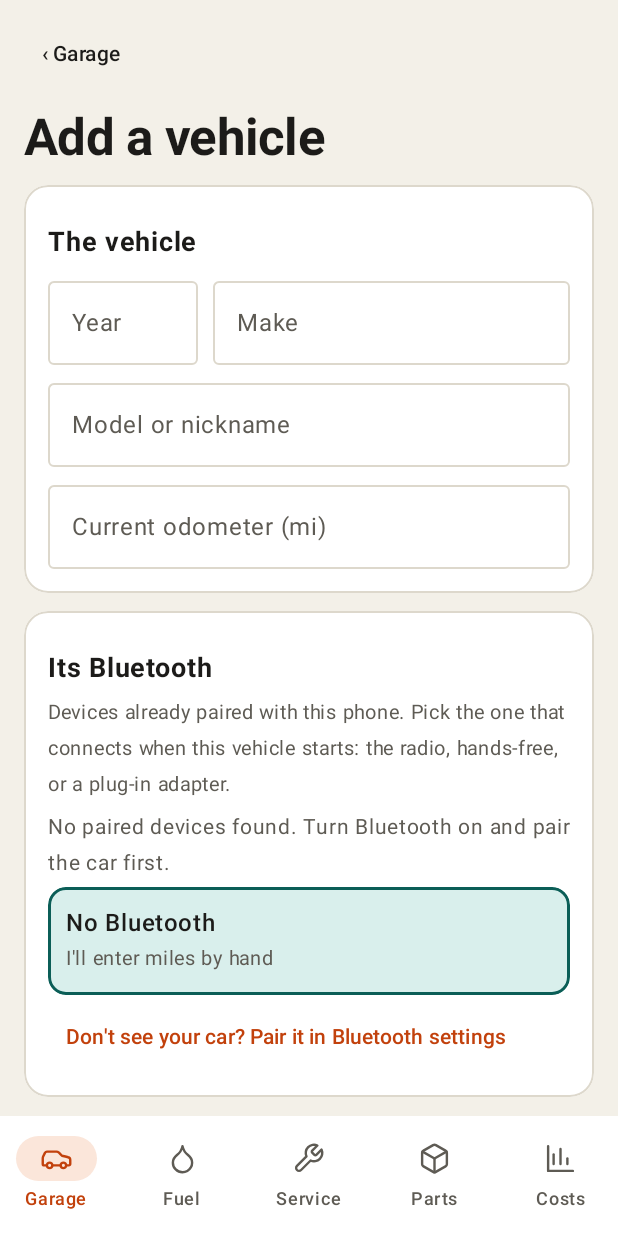
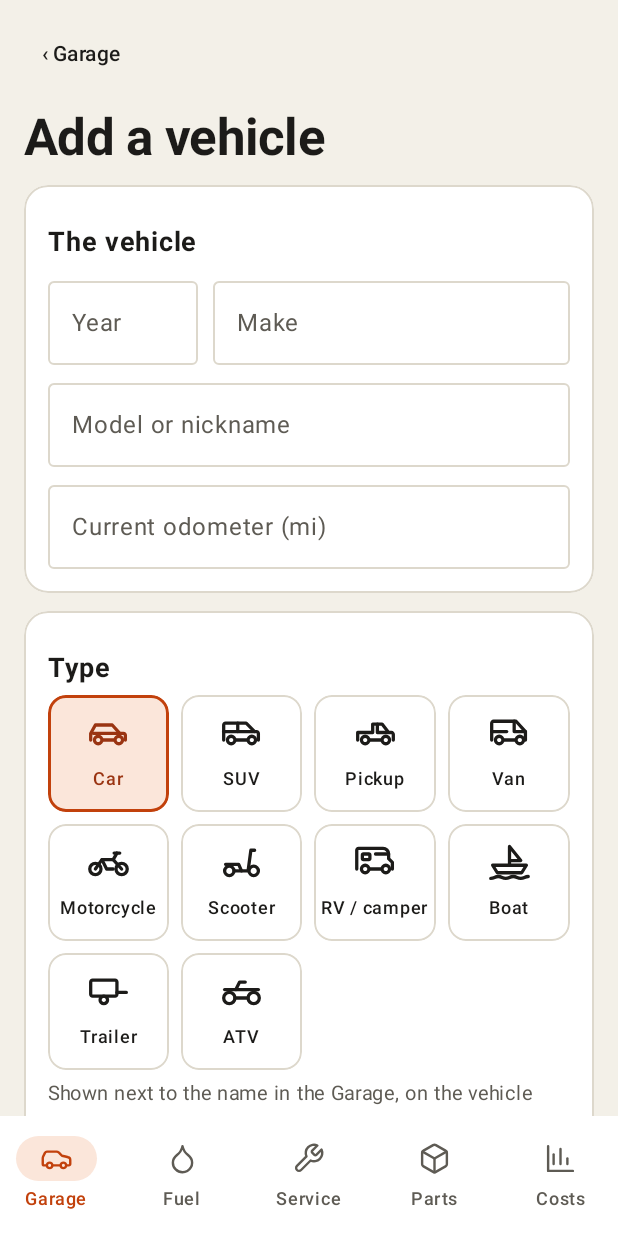
Before and after one commit to motomech/garage-log, an Android app built with Jetpack Compose: the screen it shows after launch (MainActivity), after a tap on "Add a vehicle", on a phone screen of 412 x 824 dp. Run offline under Robolectric (Android 15) with nearby library versions, the phone set to English and light mode, and no system bars; 1 statement that could not run was skipped.

Commit message:
Vehicle type icons: pick Car, SUV, Pickup, Van, Motorcycle, Scooter, RV, Boat, Trailer or ATV
The icon shows next to the name on Garage cards, the vehicle screen and the
vehicle pickers on entry forms. Existing vehicles default to Car.

Co-Authored-By: Claude Opus 5.5 (1M context) <noreply@anthropic.com>
Claude-Session: https://claude.ai/code/session_01SANZoMMZg2vBsmkh5JpVk5

```diff
--- a/app/src/main/java/com/motomech/garagelog/data/Model.kt
+++ b/app/src/main/java/com/motomech/garagelog/data/Model.kt
@@ -14,6 +14,7 @@ data class Vehicle(
     val odo: Double = 0.0,
     val btAddress: String? = null,
     val btName: String? = null,
+    val type: String = "car", // a VType key, picks the icon shown next to the name
     // Details. All optional; blank means not filled in.
     val plate: String = "",
     val plateState: String = "",
--- a/app/src/main/java/com/motomech/garagelog/data/Repo.kt
+++ b/app/src/main/java/com/motomech/garagelog/data/Repo.kt
@@ -72,8 +72,8 @@ fun AppData.setOdoAtLeast(vid: Long, odo: Double): AppData {
     return if (odo > liveOdo(v)) replaceVehicle(v.copy(odo = odo - (liveOdo(v) - v.odo))) else this
 }
 
-fun AppData.addVehicle(year: String, make: String, model: String, odo: Double, addr: String?, name: String?) =
-    withNewId { id -> copy(vehicles = vehicles + Vehicle(id, year, make, model, odo, addr, name), lastActive = lastActive ?: id) }
+fun AppData.addVehicle(year: String, make: String, model: String, odo: Double, addr: String?, name: String?, type: String) =
+    withNewId { id -> copy(vehicles = vehicles + Vehicle(id, year, make, model, odo, addr, name, type), lastActive = lastActive ?: id) }
 
 fun AppData.deleteVehicle(vid: Long) = copy(
     vehicles = vehicles.filter { it.id != vid },
--- a/app/src/main/java/com/motomech/garagelog/ui/Common.kt
+++ b/app/src/main/java/com/motomech/garagelog/ui/Common.kt
@@ -45,7 +45,9 @@ import androidx.compose.ui.text.style.TextOverflow
 import androidx.compose.ui.unit.Dp
 import androidx.compose.ui.unit.dp
 import androidx.compose.ui.unit.sp
+import com.motomech.garagelog.R
 import com.motomech.garagelog.data.AppData
+import com.motomech.garagelog.data.Vehicle
 import com.motomech.garagelog.data.Level
 import com.motomech.garagelog.data.activeId
 import com.motomech.garagelog.data.isConnected
@@ -53,6 +55,33 @@ import com.motomech.garagelog.data.mi1
 import com.motomech.garagelog.data.vehicle
 
 val Big = TextStyle(fontWeight = FontWeight.Bold, letterSpacing = (-0.5).sp)
+
+/** Vehicle types the user can pick; the key is what's stored in Vehicle.type. */
+enum class VType(val key: String, val label: String, @DrawableRes val icon: Int) {
+    CAR("car", "Car", R.drawable.ic_vt_car),
+    SUV("suv", "SUV", R.drawable.ic_vt_suv),
+    PICKUP("pickup", "Pickup", R.drawable.ic_vt_pickup),
+    VAN("van", "Van", R.drawable.ic_vt_van),
+    MOTO("moto", "Motorcycle", R.drawable.ic_vt_moto),
+    SCOOTER("scooter", "Scooter", R.drawable.ic_vt_scooter),
+    RV("rv", "RV / camper", R.drawable.ic_vt_rv),
+    BOAT("boat", "Boat", R.drawable.ic_vt_boat),
+    TRAILER("trailer", "Trailer", R.drawable.ic_vt_trailer),
+    ATV("atv", "ATV", R.drawable.ic_vt_atv);
+
+    companion object {
+        fun of(key: String) = entries.firstOrNull { it.key == key } ?: CAR
+    }
+}
+
+val Vehicle.vtype: VType get() = VType.of(type)
+
+/** The vehicle's type icon on a rounded chip-colored tile, shown left of its name. */
+@Composable
+fun VehicleIcon(v: Vehicle, size: Dp = 48.dp) =
+    Box(Modifier.size(size).clip(RoundedCornerShape(size / 4)).background(G.chip), contentAlignment = Alignment.Center) {
+        GIcon(v.vtype.icon, size * 0.62f, G.ink)
+    }
 
 @Composable
 fun GIcon(@DrawableRes id: Int, size: Dp = 22.dp, tint: Color = Color.Unspecified) =
@@ -196,7 +225,9 @@ fun VehicleChip(d: AppData, vid: Long?, allowAll: Boolean = false, onPick: (Long
             Modifier.clip(RoundedCornerShape(50)).background(G.chip).clickable { open = true }
                 .padding(horizontal = 14.dp, vertical = 8.dp),
             verticalAlignment = Alignment.CenterVertically,
+            horizontalArrangement = Arrangement.spacedBy(8.dp),
         ) {
+            d.vehicle(vid)?.let { GIcon(it.vtype.icon, 22.dp, G.ink) }
             Column {
                 Text(if (vid == null) "All vehicles" else d.vehicle(vid)?.label ?: "", fontWeight = FontWeight.SemiBold,
                     color = G.ink, maxLines = 1, overflow = TextOverflow.Ellipsis, modifier = Modifier.widthIn(max = 140.dp))
@@ -208,7 +239,8 @@ fun VehicleChip(d: AppData, vid: Long?, allowAll: Boolean = false, onPick: (Long
             if (allowAll) DropdownMenuItem(text = { Text("All vehicles") }, onClick = { open = false; onPick(null) })
             d.vehicles.forEach { v ->
                 val tag = if (v.id == active) (if (d.isConnected(v.id)) " (connected)" else " (active)") else ""
-                DropdownMenuItem(text = { Text(v.label + tag) }, onClick = { open = false; onPick(v.id) })
+                DropdownMenuItem(text = { Text(v.label + tag) }, onClick = { open = false; onPick(v.id) },
+                    leadingIcon = { GIcon(v.vtype.icon, 22.dp, G.ink) })
             }
         }
     }
--- a/app/src/main/java/com/motomech/garagelog/ui/Pages.kt
+++ b/app/src/main/java/com/motomech/garagelog/ui/Pages.kt
@@ -14,6 +14,7 @@ import androidx.compose.foundation.clickable
 import androidx.compose.foundation.layout.Arrangement
 import androidx.compose.foundation.layout.Column
 import androidx.compose.foundation.layout.Row
+import androidx.compose.foundation.layout.Spacer
 import androidx.compose.foundation.layout.fillMaxWidth
 import androidx.compose.foundation.layout.padding
 import androidx.compose.foundation.layout.width
@@ -35,6 +36,7 @@ import androidx.compose.ui.Modifier
 import androidx.compose.ui.draw.clip
 import androidx.compose.ui.platform.LocalContext
 import androidx.compose.ui.text.font.FontWeight
+import androidx.compose.ui.text.style.TextOverflow
 import androidx.compose.ui.unit.dp
 import androidx.compose.ui.unit.sp
 import com.motomech.garagelog.R
@@ -102,6 +104,7 @@ fun LinkScreen(d: AppData, vid: Long?) {
     var make by remember { mutableStateOf(existing?.make ?: "") }
     var model by remember { mutableStateOf(existing?.model ?: "") }
     var odo by remember { mutableStateOf("") }
+    var type by remember { mutableStateOf(existing?.type ?: VType.CAR.key) }
     var sel by remember { mutableStateOf(existing?.btAddress) }
     var selName by remember { mutableStateOf(existing?.btName) }
     var askDelete by remember { mutableStateOf(false) }
@@ -121,6 +124,11 @@ fun LinkScreen(d: AppData, vid: Long?) {
         }
         TextField("Model or nickname", model, { model = it }, Modifier.fillMaxWidth(), "Silverado")
         if (existing == null) NumField("Current odometer (mi)", odo, { odo = it }, Modifier.fillMaxWidth(), decimal = false)
+    }
+    GCard {
+        H2("Type")
+        TypePicker(type) { type = it }
+        Hint("Shown next to the name in the Garage, on the vehicle screen, and in the vehicle picker on entry forms.")
     }
     GCard {
         H2("Its Bluetooth")
@@ -152,11 +160,11 @@ fun LinkScreen(d: AppData, vid: Long?) {
             if (existing == null) {
                 val o = odo.toNum()
                 if (o == null) { nav.toast("Enter the current odometer."); return@Button }
-                Repo.update { it.addVehicle(year.trim(), make.trim(), model.trim(), o, sel, selName) }
+                Repo.update { it.addVehicle(year.trim(), make.trim(), model.trim(), o, sel, selName, type) }
                 nav.toast("Vehicle added")
                 nav.open(null)
             } else {
-                Repo.update { it.replaceVehicle(existing.copy(year = year.trim(), make = make.trim(), model = model.trim(), btAddress = sel, btName = selName)) }
+                Repo.update { it.replaceVehicle(existing.copy(year = year.trim(), make = make.trim(), model = model.trim(), type = type, btAddress = sel, btName = selName)) }
                 nav.toast("Saved")
                 nav.open(Page.VehicleP(existing.id))
             }
@@ -187,6 +195,33 @@ private fun DevOption(title: String, sub: String, selected: Boolean, enabled: Bo
             Column {
                 Text(title, fontWeight = FontWeight.SemiBold, color = if (enabled) G.ink else G.muted)
                 Text(sub, fontSize = 13.sp, color = G.muted)
+            }
+        }
+    }
+}
+
+/** Grid of vehicle types, four to a row; the picked one is outlined in the accent color. */
+@Composable
+private fun TypePicker(picked: String, onPick: (String) -> Unit) {
+    Column(verticalArrangement = Arrangement.spacedBy(8.dp)) {
+        VType.entries.chunked(4).forEach { row ->
+            Row(horizontalArrangement = Arrangement.spacedBy(8.dp)) {
+                row.forEach { t ->
+                    val on = t.key == picked
+                    Surface(
+                        shape = RoundedCornerShape(12.dp), color = if (on) G.warnBg else G.card,
+                        border = BorderStroke(if (on) 2.dp else 1.dp, if (on) G.accent else G.line),
+                        modifier = Modifier.weight(1f).clip(RoundedCornerShape(12.dp)).clickable { onPick(t.key) },
+                    ) {
+                        Column(Modifier.padding(vertical = 10.dp, horizontal = 2.dp), horizontalAlignment = Alignment.CenterHorizontally,
+                            verticalArrangement = Arrangement.spacedBy(4.dp)) {
+                            GIcon(t.icon, 30.dp, if (on) G.warn else G.ink)
+                            Text(t.label, fontSize = 12.sp, fontWeight = FontWeight.SemiBold, color = if (on) G.warn else G.ink,
+                                maxLines = 1, overflow = TextOverflow.Ellipsis)
+                        }
+                    }
+                }
+                repeat(4 - row.size) { Spacer(Modifier.weight(1f)) }
             }
         }
     }
--- a/app/src/main/java/com/motomech/garagelog/ui/Screens.kt
+++ b/app/src/main/java/com/motomech/garagelog/ui/Screens.kt
@@ -145,7 +145,8 @@ private fun VehicleCard(d: AppData, v: Vehicle, isActive: Boolean) {
         else -> "Last updated ${fdate(last.date)}"
     }
     GCard(border = if (isActive) G.ok else G.line, onClick = { nav.open(Page.VehicleP(v.id)) }) {
-        Row(verticalAlignment = Alignment.Top) {
+        Row(verticalAlignment = Alignment.CenterVertically, horizontalArrangement = Arrangement.spacedBy(12.dp)) {
+            VehicleIcon(v)
             Column(Modifier.weight(1f)) {
                 if (v.subtitle.isNotBlank()) Sub(v.subtitle)
                 Text(v.label, fontSize = 22.sp, fontWeight = FontWeight.Bold, color = G.ink)
@@ -186,7 +187,8 @@ fun VehicleScreen(d: AppData, vid: Long) {
     var remToDelete by remember { mutableStateOf<Reminder?>(null) }
 
     TextButton(onClick = { nav.open(null) }) { Text("‹ Garage", color = G.ink) }
-    Row(verticalAlignment = Alignment.Bottom) {
+    Row(verticalAlignment = Alignment.CenterVertically, horizontalArrangement = Arrangement.spacedBy(12.dp)) {
+        VehicleIcon(v, 56.dp)
         Column(Modifier.weight(1f)) {
             if (v.subtitle.isNotBlank()) Sub(v.subtitle)
             Text(v.label, style = Big.copy(fontSize = 36.sp), color = G.ink)
--- a/app/src/main/java/com/motomech/garagelog/ui/Sheets.kt
+++ b/app/src/main/java/com/motomech/garagelog/ui/Sheets.kt
@@ -132,12 +132,14 @@ private fun VehicleField(d: AppData, vid: Long, editing: Boolean, onPick: (Long)
         OutlinedTextField(
             value = d.vehicle(vid)?.label ?: "", onValueChange = {}, readOnly = true, label = { Text("Vehicle") },
             modifier = Modifier.fillMaxWidth(), trailingIcon = { Text("▾  ") },
+            leadingIcon = d.vehicle(vid)?.let { v -> { GIcon(v.vtype.icon, 22.dp, G.ink) } },
             interactionSource = clickSource { open = true },
         )
         DropdownMenu(expanded = open, onDismissRequest = { open = false }) {
             d.vehicles.forEach { v ->
                 val tag = if (v.id == active) (if (d.isConnected(v.id)) " (connected)" else " (active)") else ""
-                DropdownMenuItem(text = { Text(v.label + tag) }, onClick = { onPick(v.id); open = false })
+                DropdownMenuItem(text = { Text(v.label + tag) }, onClick = { onPick(v.id); open = false },
+                    leadingIcon = { GIcon(v.vtype.icon, 22.dp, G.ink) })
             }
         }
     }
--- /dev/null
+++ b/app/src/main/res/drawable/ic_vt_atv.xml
@@ -0,0 +1,8 @@
+<vector xmlns:android="http://schemas.android.com/apk/res/android"
+    android:width="24dp" android:height="24dp" android:viewportWidth="24" android:viewportHeight="24">
+    <path android:pathData="M2.5,16a3,3 0 1,0 6,0a3,3 0 1,0 -6,0" android:strokeColor="#FF000000" android:strokeWidth="1.75" android:strokeLineCap="round" android:strokeLineJoin="round" android:fillColor="#00000000" />
+    <path android:pathData="M15.5,16a3,3 0 1,0 6,0a3,3 0 1,0 -6,0" android:strokeColor="#FF000000" android:strokeWidth="1.75" android:strokeLineCap="round" android:strokeLineJoin="round" android:fillColor="#00000000" />
+    <path android:pathData="M3 11.5h18" android:strokeColor="#FF000000" android:strokeWidth="1.75" android:strokeLineCap="round" android:strokeLineJoin="round" android:fillColor="#00000000" />
+    <path android:pathData="M9 11.5l2-4h3" android:strokeColor="#FF000000" android:strokeWidth="1.75" android:strokeLineCap="round" android:strokeLineJoin="round" android:fillColor="#00000000" />
+    <path android:pathData="M8.5 16h7" android:strokeColor="#FF000000" android:strokeWidth="1.75" android:strokeLineCap="round" android:strokeLineJoin="round" android:fillColor="#00000000" />
+</vector>
--- /dev/null
+++ b/app/src/main/res/drawable/ic_vt_boat.xml
@@ -0,0 +1,6 @@
+<vector xmlns:android="http://schemas.android.com/apk/res/android"
+    android:width="24dp" android:height="24dp" android:viewportWidth="24" android:viewportHeight="24">
+    <path android:pathData="M3 14h18l-2.5 4h-13z" android:strokeColor="#FF000000" android:strokeWidth="1.75" android:strokeLineCap="round" android:strokeLineJoin="round" android:fillColor="#00000000" />
+    <path android:pathData="M12 14V4l6 7.5h-6" android:strokeColor="#FF000000" android:strokeWidth="1.75" android:strokeLineCap="round" android:strokeLineJoin="round" android:fillColor="#00000000" />
+    <path android:pathData="M2 21c2 0 2-1 4-1s2 1 4 1 2-1 4-1 2 1 4 1 2-1 4-1" android:strokeColor="#FF000000" android:strokeWidth="1.75" android:strokeLineCap="round" android:strokeLineJoin="round" android:fillColor="#00000000" />
+</vector>
--- /dev/null
+++ b/app/src/main/res/drawable/ic_vt_car.xml
@@ -0,0 +1,8 @@
+<vector xmlns:android="http://schemas.android.com/apk/res/android"
+    android:width="24dp" android:height="24dp" android:viewportWidth="24" android:viewportHeight="24">
+    <path android:pathData="M2.5 16v-3.5L5 8h9l4 4.5h2a1 1 0 0 1 1 1V16" android:strokeColor="#FF000000" android:strokeWidth="1.75" android:strokeLineCap="round" android:strokeLineJoin="round" android:fillColor="#00000000" />
+    <path android:pathData="M9 16h6" android:strokeColor="#FF000000" android:strokeWidth="1.75" android:strokeLineCap="round" android:strokeLineJoin="round" android:fillColor="#00000000" />
+    <path android:pathData="M4 12.5h14" android:strokeColor="#FF000000" android:strokeWidth="1.75" android:strokeLineCap="round" android:strokeLineJoin="round" android:fillColor="#00000000" />
+    <path android:pathData="M4.5,16a2,2 0 1,0 4,0a2,2 0 1,0 -4,0" android:strokeColor="#FF000000" android:strokeWidth="1.75" android:strokeLineCap="round" android:strokeLineJoin="round" android:fillColor="#00000000" />
+    <path android:pathData="M15.5,16a2,2 0 1,0 4,0a2,2 0 1,0 -4,0" android:strokeColor="#FF000000" android:strokeWidth="1.75" android:strokeLineCap="round" android:strokeLineJoin="round" android:fillColor="#00000000" />
+</vector>
--- /dev/null
+++ b/app/src/main/res/drawable/ic_vt_moto.xml
@@ -0,0 +1,9 @@
+<vector xmlns:android="http://schemas.android.com/apk/res/android"
+    android:width="24dp" android:height="24dp" android:viewportWidth="24" android:viewportHeight="24">
+    <path android:pathData="M2,16a3,3 0 1,0 6,0a3,3 0 1,0 -6,0" android:strokeColor="#FF000000" android:strokeWidth="1.75" android:strokeLineCap="round" android:strokeLineJoin="round" android:fillColor="#00000000" />
+    <path android:pathData="M16,16a3,3 0 1,0 6,0a3,3 0 1,0 -6,0" android:strokeColor="#FF000000" android:strokeWidth="1.75" android:strokeLineCap="round" android:strokeLineJoin="round" android:fillColor="#00000000" />
+    <path android:pathData="M5 16l3.5-5h6l2-3.5" android:strokeColor="#FF000000" android:strokeWidth="1.75" android:strokeLineCap="round" android:strokeLineJoin="round" android:fillColor="#00000000" />
+    <path android:pathData="M15 7.5h3" android:strokeColor="#FF000000" android:strokeWidth="1.75" android:strokeLineCap="round" android:strokeLineJoin="round" android:fillColor="#00000000" />
+    <path android:pathData="M14.5 11l4.5 5" android:strokeColor="#FF000000" android:strokeWidth="1.75" android:strokeLineCap="round" android:strokeLineJoin="round" android:fillColor="#00000000" />
+    <path android:pathData="M8.5 11l2.5 5h3.5" android:strokeColor="#FF000000" android:strokeWidth="1.75" android:strokeLineCap="round" android:strokeLineJoin="round" android:fillColor="#00000000" />
+</vector>
--- /dev/null
+++ b/app/src/main/res/drawable/ic_vt_pickup.xml
@@ -0,0 +1,8 @@
+<vector xmlns:android="http://schemas.android.com/apk/res/android"
+    android:width="24dp" android:height="24dp" android:viewportWidth="24" android:viewportHeight="24">
+    <path android:pathData="M2.5 16v-4h8V7.5h5l3.5 4.5h1.5a1 1 0 0 1 1 1v3" android:strokeColor="#FF000000" android:strokeWidth="1.75" android:strokeLineCap="round" android:strokeLineJoin="round" android:fillColor="#00000000" />
+    <path android:pathData="M9 16h6" android:strokeColor="#FF000000" android:strokeWidth="1.75" android:strokeLineCap="round" android:strokeLineJoin="round" android:fillColor="#00000000" />
+    <path android:pathData="M13 7.5V12h5.5" android:strokeColor="#FF000000" android:strokeWidth="1.75" android:strokeLineCap="round" android:strokeLineJoin="round" android:fillColor="#00000000" />
+    <path android:pathData="M4.5,16a2,2 0 1,0 4,0a2,2 0 1,0 -4,0" android:strokeColor="#FF000000" android:strokeWidth="1.75" android:strokeLineCap="round" android:strokeLineJoin="round" android:fillColor="#00000000" />
+    <path android:pathData="M15.5,16a2,2 0 1,0 4,0a2,2 0 1,0 -4,0" android:strokeColor="#FF000000" android:strokeWidth="1.75" android:strokeLineCap="round" android:strokeLineJoin="round" android:fillColor="#00000000" />
+</vector>
--- /dev/null
+++ b/app/src/main/res/drawable/ic_vt_rv.xml
@@ -0,0 +1,9 @@
+<vector xmlns:android="http://schemas.android.com/apk/res/android"
+    android:width="24dp" android:height="24dp" android:viewportWidth="24" android:viewportHeight="24">
+    <path android:pathData="M2 16V6a1 1 0 0 1 1-1h13a3 3 0 0 1 3 3v2.5l2 2V16" android:strokeColor="#FF000000" android:strokeWidth="1.75" android:strokeLineCap="round" android:strokeLineJoin="round" android:fillColor="#00000000" />
+    <path android:pathData="M9 16h6" android:strokeColor="#FF000000" android:strokeWidth="1.75" android:strokeLineCap="round" android:strokeLineJoin="round" android:fillColor="#00000000" />
+    <path android:pathData="M5.5 8h3a.5 .5 0 0 1 .5 .5v2a.5 .5 0 0 1 -.5 .5h-3a.5 .5 0 0 1 -.5 -.5v-2a.5 .5 0 0 1 .5 -.5z" android:strokeColor="#FF000000" android:strokeWidth="1.75" android:strokeLineCap="round" android:strokeLineJoin="round" android:fillColor="#00000000" />
+    <path android:pathData="M12 8h7" android:strokeColor="#FF000000" android:strokeWidth="1.75" android:strokeLineCap="round" android:strokeLineJoin="round" android:fillColor="#00000000" />
+    <path android:pathData="M4.5,16a2,2 0 1,0 4,0a2,2 0 1,0 -4,0" android:strokeColor="#FF000000" android:strokeWidth="1.75" android:strokeLineCap="round" android:strokeLineJoin="round" android:fillColor="#00000000" />
+    <path android:pathData="M15.5,16a2,2 0 1,0 4,0a2,2 0 1,0 -4,0" android:strokeColor="#FF000000" android:strokeWidth="1.75" android:strokeLineCap="round" android:strokeLineJoin="round" android:fillColor="#00000000" />
+</vector>
--- /dev/null
+++ b/app/src/main/res/drawable/ic_vt_scooter.xml
@@ -0,0 +1,7 @@
+<vector xmlns:android="http://schemas.android.com/apk/res/android"
+    android:width="24dp" android:height="24dp" android:viewportWidth="24" android:viewportHeight="24">
+    <path android:pathData="M3.0,17a2.5,2.5 0 1,0 5.0,0a2.5,2.5 0 1,0 -5.0,0" android:strokeColor="#FF000000" android:strokeWidth="1.75" android:strokeLineCap="round" android:strokeLineJoin="round" android:fillColor="#00000000" />
+    <path android:pathData="M16.0,17a2.5,2.5 0 1,0 5.0,0a2.5,2.5 0 1,0 -5.0,0" android:strokeColor="#FF000000" android:strokeWidth="1.75" android:strokeLineCap="round" android:strokeLineJoin="round" android:fillColor="#00000000" />
+    <path android:pathData="M8 17h7.5L17 6h2" android:strokeColor="#FF000000" android:strokeWidth="1.75" android:strokeLineCap="round" android:strokeLineJoin="round" android:fillColor="#00000000" />
+    <path android:pathData="M3.5 13.5h7l1.5 3.5" android:strokeColor="#FF000000" android:strokeWidth="1.75" android:strokeLineCap="round" android:strokeLineJoin="round" android:fillColor="#00000000" />
+</vector>
--- /dev/null
+++ b/app/src/main/res/drawable/ic_vt_suv.xml
@@ -0,0 +1,9 @@
+<vector xmlns:android="http://schemas.android.com/apk/res/android"
+    android:width="24dp" android:height="24dp" android:viewportWidth="24" android:viewportHeight="24">
+    <path android:pathData="M2.5 16V8a1 1 0 0 1 1-1h11l4.5 4.5h1a1 1 0 0 1 1 1V16" android:strokeColor="#FF000000" android:strokeWidth="1.75" android:strokeLineCap="round" android:strokeLineJoin="round" android:fillColor="#00000000" />
+    <path android:pathData="M9 16h6" android:strokeColor="#FF000000" android:strokeWidth="1.75" android:strokeLineCap="round" android:strokeLineJoin="round" android:fillColor="#00000000" />
+    <path android:pathData="M2.5 11.5h16.5" android:strokeColor="#FF000000" android:strokeWidth="1.75" android:strokeLineCap="round" android:strokeLineJoin="round" android:fillColor="#00000000" />
+    <path android:pathData="M10 7v4.5" android:strokeColor="#FF000000" android:strokeWidth="1.75" android:strokeLineCap="round" android:strokeLineJoin="round" android:fillColor="#00000000" />
+    <path android:pathData="M4.5,16a2,2 0 1,0 4,0a2,2 0 1,0 -4,0" android:strokeColor="#FF000000" android:strokeWidth="1.75" android:strokeLineCap="round" android:strokeLineJoin="round" android:fillColor="#00000000" />
+    <path android:pathData="M15.5,16a2,2 0 1,0 4,0a2,2 0 1,0 -4,0" android:strokeColor="#FF000000" android:strokeWidth="1.75" android:strokeLineCap="round" android:strokeLineJoin="round" android:fillColor="#00000000" />
+</vector>
--- /dev/null
+++ b/app/src/main/res/drawable/ic_vt_trailer.xml
@@ -0,0 +1,6 @@
+<vector xmlns:android="http://schemas.android.com/apk/res/android"
+    android:width="24dp" android:height="24dp" android:viewportWidth="24" android:viewportHeight="24">
+    <path android:pathData="M3.5 6.5h12a1 1 0 0 1 1 1v6.5a1 1 0 0 1 -1 1h-12a1 1 0 0 1 -1 -1v-6.5a1 1 0 0 1 1 -1z" android:strokeColor="#FF000000" android:strokeWidth="1.75" android:strokeLineCap="round" android:strokeLineJoin="round" android:fillColor="#00000000" />
+    <path android:pathData="M16.5 13h5" android:strokeColor="#FF000000" android:strokeWidth="1.75" android:strokeLineCap="round" android:strokeLineJoin="round" android:fillColor="#00000000" />
+    <path android:pathData="M7.5,17a2,2 0 1,0 4,0a2,2 0 1,0 -4,0" android:strokeColor="#FF000000" android:strokeWidth="1.75" android:strokeLineCap="round" android:strokeLineJoin="round" android:fillColor="#00000000" />
+</vector>
--- /dev/null
+++ b/app/src/main/res/drawable/ic_vt_van.xml
@@ -0,0 +1,9 @@
+<vector xmlns:android="http://schemas.android.com/apk/res/android"
+    android:width="24dp" android:height="24dp" android:viewportWidth="24" android:viewportHeight="24">
+    <path android:pathData="M2.5 16V7a1 1 0 0 1 1-1h12l5 5.5V16" android:strokeColor="#FF000000" android:strokeWidth="1.75" android:strokeLineCap="round" android:strokeLineJoin="round" android:fillColor="#00000000" />
+    <path android:pathData="M9 16h6" android:strokeColor="#FF000000" android:strokeWidth="1.75" android:strokeLineCap="round" android:strokeLineJoin="round" android:fillColor="#00000000" />
+    <path android:pathData="M14.5 6v5.5h6" android:strokeColor="#FF000000" android:strokeWidth="1.75" android:strokeLineCap="round" android:strokeLineJoin="round" android:fillColor="#00000000" />
+    <path android:pathData="M2.5 11.5h8" android:strokeColor="#FF000000" android:strokeWidth="1.75" android:strokeLineCap="round" android:strokeLineJoin="round" android:fillColor="#00000000" />
+    <path android:pathData="M4.5,16a2,2 0 1,0 4,0a2,2 0 1,0 -4,0" android:strokeColor="#FF000000" android:strokeWidth="1.75" android:strokeLineCap="round" android:strokeLineJoin="round" android:fillColor="#00000000" />
+    <path android:pathData="M15.5,16a2,2 0 1,0 4,0a2,2 0 1,0 -4,0" android:strokeColor="#FF000000" android:strokeWidth="1.75" android:strokeLineCap="round" android:strokeLineJoin="round" android:fillColor="#00000000" />
+</vector>
```
Also changed, not shown: 1 other file.
